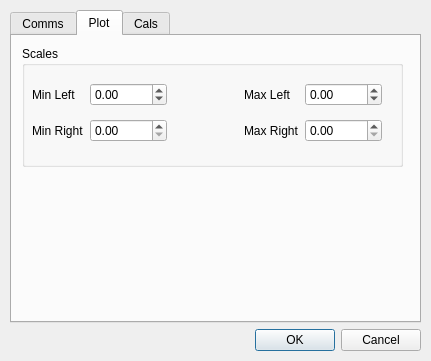
First picture: the form in resources/settings.ui, repository augustodn/smartlog, before the edit.
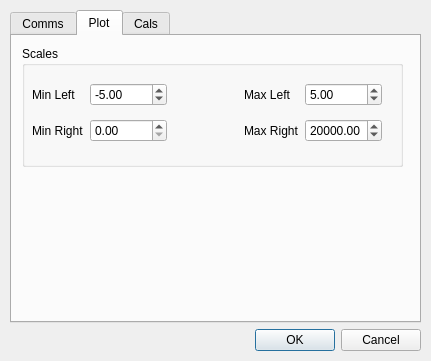
Second picture: the form after the edit. The open tabs and pages were chosen to show the change.

Commit message: Implemented default settings, more protections to avoid abnormal usage, cable movement detection, fixed bugs in depthCal

```diff
--- a/resources/settings.ui
+++ b/resources/settings.ui
@@ -124,6 +124,9 @@
             <property name="maximum">
              <double>50.000000000000000</double>
             </property>
+            <property name="value">
+             <double>5.000000000000000</double>
+            </property>
            </widget>
           </item>
           <item row="1" column="1">
@@ -155,6 +158,9 @@
             <property name="maximum">
              <double>50.000000000000000</double>
             </property>
+            <property name="value">
+             <double>-5.000000000000000</double>
+            </property>
            </widget>
           </item>
           <item row="1" column="4">
@@ -165,6 +171,9 @@
             <property name="maximum">
              <double>22000.000000000000000</double>
             </property>
+            <property name="value">
+             <double>20000.000000000000000</double>
+            </property>
            </widget>
           </item>
           <item row="1" column="3">
```
Left out of the diff: 2 changed lines with no effect on the pictures. The commit also changes 10 other files.
